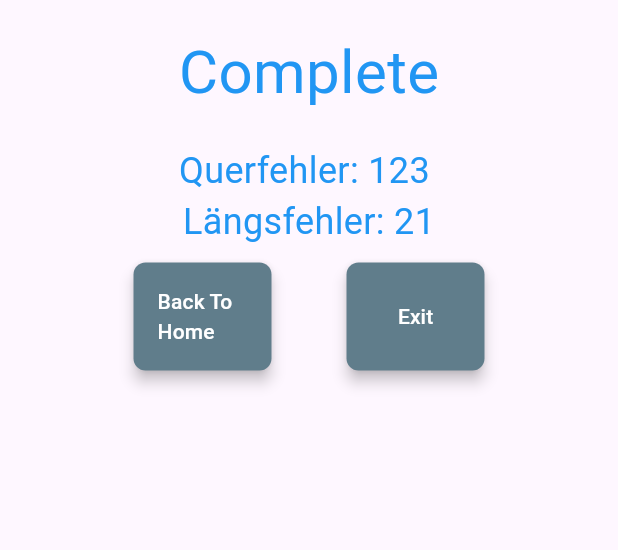
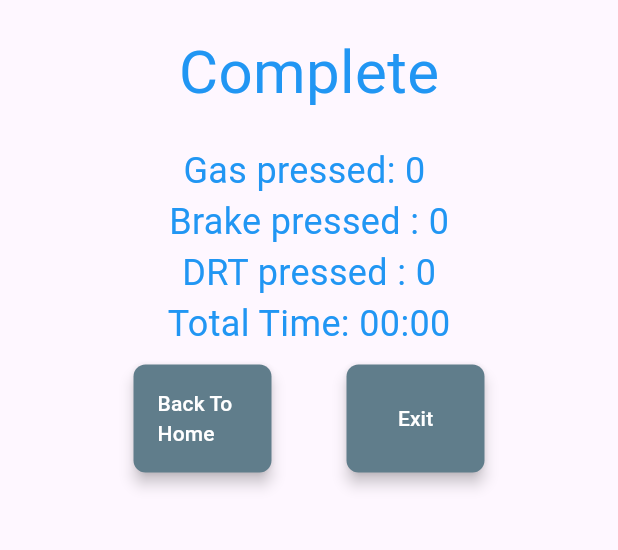
Before and after one commit to Rhaun95/Mobile-Box-Task, a Flutter app: the Driving screen opened directly, after a tap on the "cancel" icon, on a phone screen of 412 x 824 dp, the part 84-634 px from its top. Run offline on Flutter 3.47's test engine with Material 3 defaults, Android fonts, the phone set to English and light mode, and no system bars; our stand-ins replace sensors, socket_io_client, vibration; network calls fail.

Commit message:
ADD: basic logging structure

```diff
--- a/mobile_box_task/lib/view/CompletePage.dart
+++ b/mobile_box_task/lib/view/CompletePage.dart
@@ -2,13 +2,17 @@ import 'dart:io';
 import 'package:flutter/material.dart';
 import 'package:flutter/services.dart';
 import 'package:mobile_box_task/main.dart';
+import 'package:mobile_box_task/view/Driving.dart';
 import 'package:mobile_box_task/widget/Button.dart';
+import 'package:provider/provider.dart';
 
 class CompletePage extends StatelessWidget {
   const CompletePage({super.key});
 
   @override
   Widget build(BuildContext context) {
+    DrivingData drivingData = Provider.of<DrivingData>(context);
+
     return MaterialApp(
       home: Scaffold(
         appBar: AppBar(
@@ -25,11 +29,19 @@ class CompletePage extends StatelessWidget {
               ),
               const SizedBox(height: 20),
               Text(
-                "Querfehler: 123 ",
+                "Gas pressed: ${drivingData.countGas} ",
                 style: TextStyle(fontSize: 24, color: Colors.blue),
               ),
               Text(
-                "Längsfehler: 21",
+                "Brake pressed : ${drivingData.countBrake}",
+                style: TextStyle(fontSize: 24, color: Colors.blue),
+              ),
+              Text(
+                "DRT pressed : ${drivingData.countDRT}",
+                style: TextStyle(fontSize: 24, color: Colors.blue),
+              ),
+              Text(
+                "Total Time: ${drivingData.elapsedTime.inMinutes.toString().padLeft(2, '0')}:${(drivingData.elapsedTime.inSeconds % 60).toString().padLeft(2, '0')}",
                 style: TextStyle(fontSize: 24, color: Colors.blue),
               ),
               const SizedBox(height: 10),
--- a/mobile_box_task/lib/view/Driving.dart
+++ b/mobile_box_task/lib/view/Driving.dart
@@ -2,15 +2,27 @@ import 'dart:async';
 import 'dart:math';
 import 'package:flutter/material.dart';
 import 'package:mobile_box_task/view/CompletePage.dart';
+import 'package:provider/provider.dart';
 import 'package:sensors/sensors.dart';
 import 'package:socket_io_client/socket_io_client.dart' as IO;
 import 'package:vibration/vibration.dart';
+// import 'package:vibration/vibration.dart';
 
 class Driving extends StatefulWidget {
   const Driving({super.key});
 
   @override
   _DrivingState createState() => _DrivingState();
+}
+
+class DrivingData extends ChangeNotifier {
+  //-------- Datenlogging--------------------------------
+  int countGas = 0;
+  int countBrake = 0;
+  int countDRT = 0;
+  late Duration elapsedTime;
+
+  //--------------------------------------------------------
 }
 
 class _DrivingState extends State<Driving> {
@@ -27,6 +39,8 @@ class _DrivingState extends State<Driving> {
   bool isBrakePressed = false;
   bool hasToClick = false;
 
+  Stopwatch stopwatch = new Stopwatch();
+
   @override
   void initState() {
     super.initState();
@@ -36,6 +50,8 @@ class _DrivingState extends State<Driving> {
       'transports': ['websocket'],
       'autoConnect': true,
     });
+
+    stopwatch.start();
 
     accelerometerEvents.listen((AccelerometerEvent event) {
       setState(() {
@@ -125,6 +141,8 @@ class _DrivingState extends State<Driving> {
 
   @override
   Widget build(BuildContext context) {
+    DrivingData drivingData = Provider.of<DrivingData>(context);
+
     return Directionality(
       textDirection: TextDirection.ltr,
       child: Scaffold(
@@ -170,6 +188,9 @@ class _DrivingState extends State<Driving> {
                 top: 16,
                 child: IconButton(
                   onPressed: () {
+                    stopwatch.stop();
+                    print('Duration: ${stopwatch.elapsed}');
+                    drivingData.elapsedTime = stopwatch.elapsed;
                     Navigator.push(
                         context,
                         MaterialPageRoute(
@@ -220,6 +241,8 @@ class _DrivingState extends State<Driving> {
                 bottom: 16,
                 child: GestureDetector(
                   onLongPressStart: (_) {
+                    drivingData.countBrake += 1;
+                    print("brake button pressed: ${drivingData.countBrake}");
                     brakeTimer = Timer.periodic(const Duration(milliseconds: 1),
                         (timer) {
                       decreaseSpeed();
@@ -256,6 +279,9 @@ class _DrivingState extends State<Driving> {
                 child: GestureDetector(
                   onLongPressStart: (_) {
                     gasPressed();
+                    drivingData.countGas += 1;
+                    // 작업이 완료된 후에 출력
+                    print("gas button pressed: ${drivingData.countGas}");
                     gasTimer = Timer.periodic(const Duration(milliseconds: 1),
                         (timer) {
                       increaseSpeed();
@@ -296,6 +322,8 @@ class _DrivingState extends State<Driving> {
                       hasToClick = false;
                       setHasToClickAfterRandomTime();
                     });
+                    drivingData.countDRT += 1;
+                    print('DRT pressed: ${drivingData.countDRT}');
                   },
                   style: ElevatedButton.styleFrom(
                     foregroundColor: Colors.white,
--- a/mobile_box_task/pubspec.yaml
+++ b/mobile_box_task/pubspec.yaml
@@ -34,6 +34,8 @@ dependencies:
   # NEW
   sensors: ^2.0.3
   vibration: ^1.8.4
+  provider: ^6.0.4
+
 
 
   # The following adds the Cupertino Icons font to your application.
```
Also changed, not shown: mobile_box_task/lib/main.dart (+27 -7 lines).
